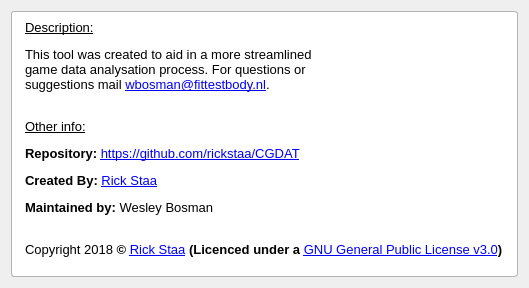
rickstaa/CCDAT, file qt/about.ui: the form before one commit.
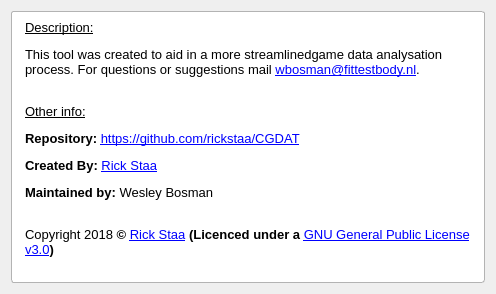
The form after the commit.

Patch:
```diff
--- a/qt/about.ui
+++ b/qt/about.ui
@@ -6,12 +6,12 @@
    <rect>
     <x>0</x>
     <y>0</y>
-    <width>523</width>
-    <height>288</height>
+    <width>464</width>
+    <height>294</height>
    </rect>
   </property>
   <property name="sizePolicy">
-   <sizepolicy hsizetype="MinimumExpanding" vsizetype="MinimumExpanding">
+   <sizepolicy hsizetype="Fixed" vsizetype="Fixed">
     <horstretch>0</horstretch>
     <verstretch>0</verstretch>
    </sizepolicy>
@@ -22,6 +22,12 @@
   <layout class="QVBoxLayout" name="verticalLayout_4">
    <item>
     <widget class="QLabel" name="label">
+     <property name="sizePolicy">
+      <sizepolicy hsizetype="MinimumExpanding" vsizetype="MinimumExpanding">
+       <horstretch>0</horstretch>
+       <verstretch>0</verstretch>
+      </sizepolicy>
+     </property>
      <property name="font">
       <font>
        <pointsize>10</pointsize>
@@ -42,7 +48,16 @@
       <number>1</number>
      </property>
      <property name="text">
-      <string>&lt;html&gt;&lt;head/&gt;&lt;body&gt;&lt;p&gt;&lt;span style=&quot; text-decoration: underline;&quot;&gt;Description:&lt;/span&gt;&lt;/p&gt;&lt;p&gt;This tool was created to aid in a more streamlined&lt;br/&gt;game data analysation process. For questions or &lt;br/&gt;suggestions mail &lt;a href=&quot;mailto:wbosman@fittestbody.nl&quot;&gt;&lt;span style=&quot; text-decoration: underline; color:#0000ff;&quot;&gt;wbosman@fittestbody.nl&lt;/span&gt;&lt;/a&gt;.&lt;/p&gt;&lt;p&gt;&lt;br/&gt;&lt;span style=&quot; text-decoration: underline;&quot;&gt;Other info:&lt;/span&gt;&lt;/p&gt;&lt;p&gt;&lt;span style=&quot; font-weight:600;&quot;&gt;Repository: &lt;/span&gt;&lt;a href=&quot;https://github.com/rickstaa/CGDAT&quot;&gt;&lt;span style=&quot; text-decoration: underline; color:#0000ff;&quot;&gt;https://github.com/rickstaa/CGDAT&lt;/span&gt;&lt;/a&gt;&lt;/p&gt;&lt;p&gt;&lt;span style=&quot; font-weight:600;&quot;&gt;Created By: &lt;/span&gt;&lt;a href=&quot;https://github.com/rickstaa&quot;&gt;&lt;span style=&quot; text-decoration: underline; color:#0000ff;&quot;&gt;Rick Staa&lt;/span&gt;&lt;/a&gt;&lt;/p&gt;&lt;p&gt;&lt;span style=&quot; font-weight:600;&quot;&gt;Maintained by: &lt;/span&gt;Wesley Bosman&lt;br/&gt;&lt;/p&gt;&lt;p&gt;Copyright 2018 &lt;span style=&quot; font-weight:600;&quot;&gt;© &lt;/span&gt;&lt;a href=&quot;https://github.com/rickstaa/&quot;&gt;&lt;span style=&quot; text-decoration: underline; color:#0000ff;&quot;&gt;Rick Staa&lt;/span&gt;&lt;/a&gt;&lt;span style=&quot; font-weight:600;&quot;&gt; (Licenced under a &lt;/span&gt;&lt;a href=&quot;https://github.com/rickstaa/CGDAT/blob/master/LICENSE&quot;&gt;&lt;span style=&quot; text-decoration: underline; color:#0000ff;&quot;&gt;GNU General Public License v3.0&lt;/span&gt;&lt;/a&gt;&lt;span style=&quot; font-size:medium; font-weight:600;&quot;&gt;)&lt;/span&gt;&lt;/p&gt;&lt;/body&gt;&lt;/html&gt;</string>
+      <string>&lt;html&gt;&lt;head/&gt;&lt;body&gt;&lt;p&gt;&lt;span style=&quot; text-decoration: underline;&quot;&gt;Description:&lt;/span&gt;&lt;/p&gt;&lt;p&gt;This tool was created to aid in a more streamlinedgame data analysation process. For questions or suggestions mail &lt;a href=&quot;mailto:wbosman@fittestbody.nl&quot;&gt;&lt;span style=&quot; text-decoration: underline; color:#0000ff;&quot;&gt;wbosman@fittestbody.nl&lt;/span&gt;&lt;/a&gt;.&lt;/p&gt;&lt;p&gt;&lt;br/&gt;&lt;span style=&quot; text-decoration: underline;&quot;&gt;Other info:&lt;/span&gt;&lt;/p&gt;&lt;p&gt;&lt;span style=&quot; font-weight:600;&quot;&gt;Repository: &lt;/span&gt;&lt;a href=&quot;https://github.com/rickstaa/CGDAT&quot;&gt;&lt;span style=&quot; text-decoration: underline; color:#0000ff;&quot;&gt;https://github.com/rickstaa/CGDAT&lt;/span&gt;&lt;/a&gt;&lt;/p&gt;&lt;p&gt;&lt;span style=&quot; font-weight:600;&quot;&gt;Created By: &lt;/span&gt;&lt;a href=&quot;https://github.com/rickstaa&quot;&gt;&lt;span style=&quot; text-decoration: underline; color:#0000ff;&quot;&gt;Rick Staa&lt;/span&gt;&lt;/a&gt;&lt;/p&gt;&lt;p&gt;&lt;span style=&quot; font-weight:600;&quot;&gt;Maintained by: &lt;/span&gt;Wesley Bosman&lt;br/&gt;&lt;/p&gt;&lt;p&gt;Copyright 2018 &lt;span style=&quot; font-weight:600;&quot;&gt;© &lt;/span&gt;&lt;a href=&quot;https://github.com/rickstaa/&quot;&gt;&lt;span style=&quot; text-decoration: underline; color:#0000ff;&quot;&gt;Rick Staa&lt;/span&gt;&lt;/a&gt;&lt;span style=&quot; font-weight:600;&quot;&gt; (Licenced under a &lt;/span&gt;&lt;a href=&quot;https://github.com/rickstaa/CGDAT/blob/master/LICENSE&quot;&gt;&lt;span style=&quot; text-decoration: underline; color:#0000ff;&quot;&gt;GNU General Public License v3.0&lt;/span&gt;&lt;/a&gt;&lt;span style=&quot; font-size:medium; font-weight:600;&quot;&gt;)&lt;/span&gt;&lt;/p&gt;&lt;/body&gt;&lt;/html&gt;</string>
+     </property>
+     <property name="alignment">
+      <set>Qt::AlignLeading|Qt::AlignLeft|Qt::AlignTop</set>
+     </property>
+     <property name="wordWrap">
+      <bool>true</bool>
+     </property>
+     <property name="openExternalLinks">
+      <bool>true</bool>
      </property>
     </widget>
    </item>
```
